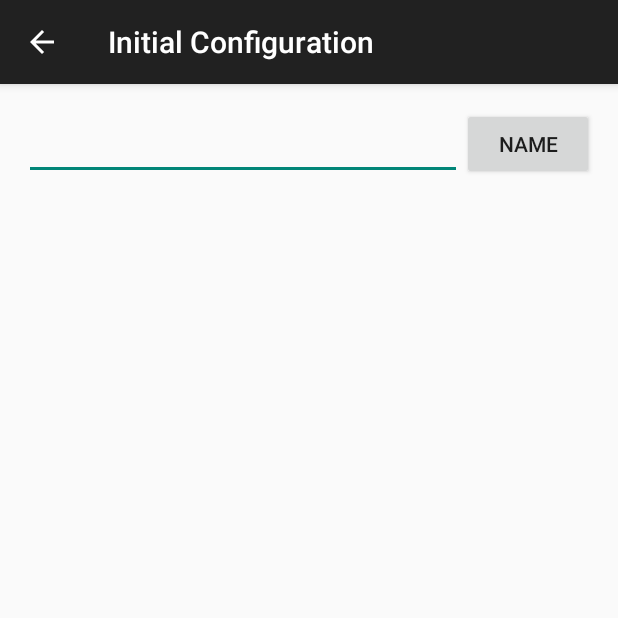
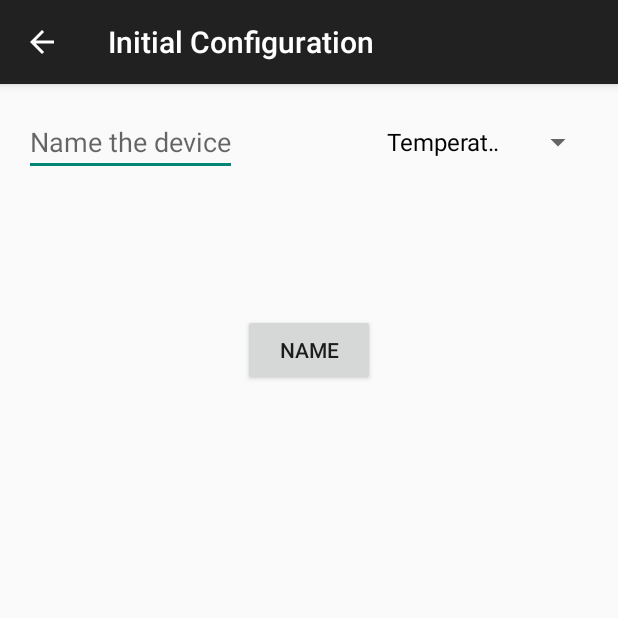
Before and after one commit to connorwstein/IoTManager, an Android app: the InitialDeviceConfiguration screen opened directly, with no data from a screen before it, on a phone screen of 412 x 824 dp, the top half of it. Run offline under Robolectric (Android 15) with nearby library versions, the phone set to English and light mode, and no system bars.

Commit message:
added home page with categories of devices

```diff
--- a/app/src/main/java/com/example/connorstein/sockethelloworld/InitialDeviceConfiguration.java
+++ b/app/src/main/java/com/example/connorstein/sockethelloworld/InitialDeviceConfiguration.java
@@ -9,24 +9,39 @@ import android.util.Log;
 import android.view.Menu;
 import android.view.MenuItem;
 import android.view.View;
+import android.widget.ArrayAdapter;
 import android.widget.Button;
 import android.widget.EditText;
+import android.widget.Spinner;
 
 import java.io.PrintWriter;
 import java.net.Socket;
+import java.util.ArrayList;
 
 
 public class InitialDeviceConfiguration extends AppCompatActivity {
     private EditText nameDevice;
     private Button nameDeviceSubmit;
     private static final String TAG="sure2015test";
-
+    private Spinner deviceType;
     @Override
     protected void onCreate(Bundle savedInstanceState) {
         super.onCreate(savedInstanceState);
         setContentView(R.layout.activity_initial_device_configuration);
         //Name:
         setTitle("Initial Configuration");
+        deviceType=(Spinner)findViewById(R.id.deviceType);
+        ArrayList<String> types=new ArrayList<String>();
+        types.add("Temperature");
+        types.add("Lights");
+
+        ArrayAdapter<String> adapter=new ArrayAdapter<String>(
+                this,
+                R.layout.support_simple_spinner_dropdown_item,
+                types
+        );
+        deviceType.setAdapter(adapter);
+
         nameDevice=(EditText)findViewById(R.id.nameDevice);
         nameDeviceSubmit=(Button)findViewById(R.id.nameDeviceSubmit);
         nameDeviceSubmit.setOnClickListener(new View.OnClickListener() {
@@ -43,7 +58,7 @@ public class InitialDeviceConfiguration extends AppCompatActivity {
                         try {
                             s = new Socket("192.168.4.1", 80);
                             out = new PrintWriter(s.getOutputStream());
-                            out.write("Name:" + nameDevice.getText().toString());
+                            out.write("Name:" + nameDevice.getText().toString()+" "+"Type:"+deviceType.getSelectedItem());
                             out.flush();
                         } catch (Exception e) {
                             Log.i(TAG, "Exception " + e.getMessage());
--- a/app/src/main/res/layout/activity_initial_device_configuration.xml
+++ b/app/src/main/res/layout/activity_initial_device_configuration.xml
@@ -12,18 +12,26 @@
         android:text="Name"
         android:id="@+id/nameDeviceSubmit"
         android:layout_alignParentTop="true"
-        android:layout_alignParentRight="true"
-        android:layout_alignParentEnd="true" />
+        android:layout_centerHorizontal="true"
+        android:layout_marginTop="137dp" />
 
     <EditText
         android:layout_width="wrap_content"
         android:layout_height="wrap_content"
         android:id="@+id/nameDevice"
+        android:inputType="text"
+        android:hint="Name the device"
+        android:layout_alignParentTop="true"
         android:layout_alignParentLeft="true"
-        android:layout_alignParentStart="true"
-        android:layout_alignBottom="@+id/nameDeviceSubmit"
-        android:layout_toLeftOf="@+id/nameDeviceSubmit"
-        android:layout_toStartOf="@+id/nameDeviceSubmit"
-        android:inputType="text" />
+        android:layout_alignParentStart="true" />
+
+    <Spinner
+        android:layout_width="wrap_content"
+        android:layout_height="wrap_content"
+        android:id="@+id/deviceType"
+        android:layout_alignBottom="@+id/nameDevice"
+        android:layout_toEndOf="@+id/nameDeviceSubmit"
+        android:layout_toRightOf="@+id/nameDeviceSubmit"
+        android:contentDescription="Type" />
 
 </RelativeLayout>
```
